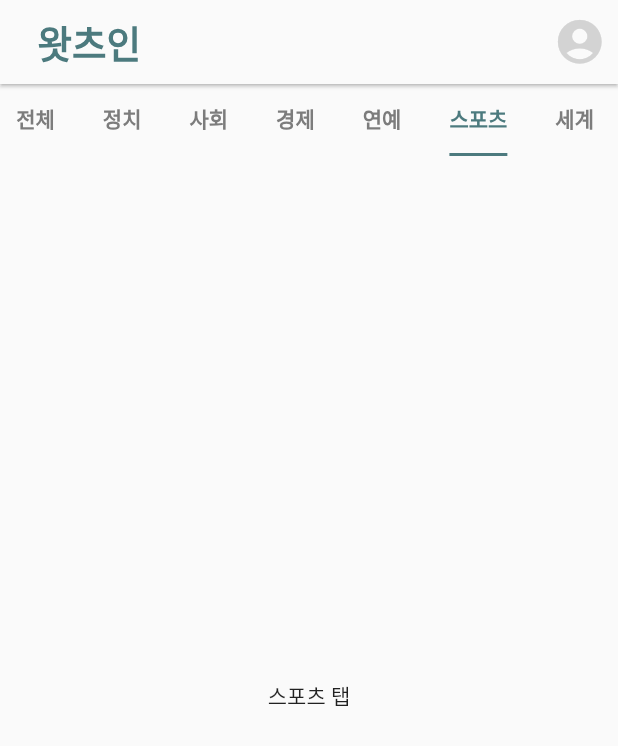
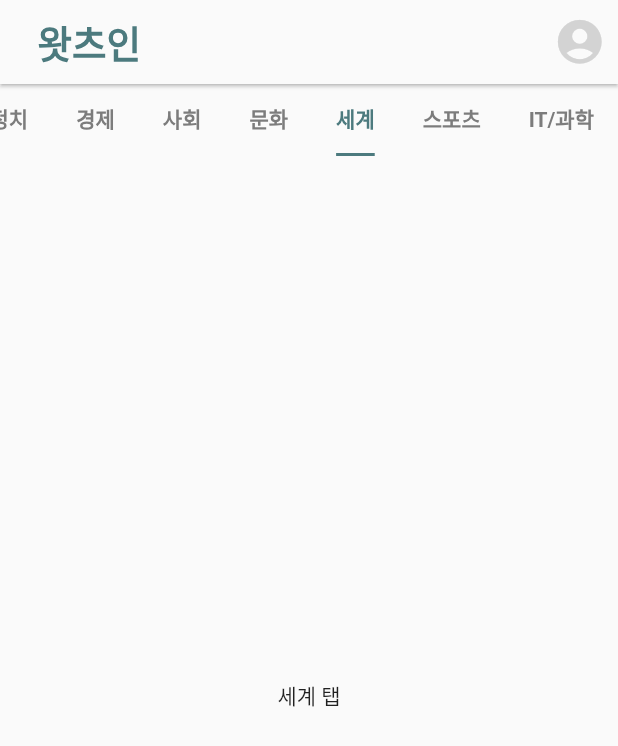
Before and after one commit to qndn3tp/WhatsIn, a Flutter app: the screen it shows after launch, tab 6 chosen, on a phone screen of 412 x 824 dp. Shown: the top 746 px of the screen. Run offline on Flutter 3.47's test engine with Material 2 defaults, Android fonts, the phone set to English and light mode, and no system bars.

Commit message:
Feat: Reset tab categories

```diff
--- a/fe/lib/main.dart
+++ b/fe/lib/main.dart
@@ -25,7 +25,7 @@ class _MyAppState extends State<MyApp> with SingleTickerProviderStateMixin {
   // Called when widget is created
   void initState() {
     super.initState();
-    _tabController = TabController(length: 7, vsync: this);      // Create TabController, specify number of tabs: 7 tabs
+    _tabController = TabController(length: 8, vsync: this);      // Create TabController, specify number of tabs: 8 tabs
   }
 
   @override
@@ -38,7 +38,7 @@ class _MyAppState extends State<MyApp> with SingleTickerProviderStateMixin {
   @override
   Widget build(BuildContext context) {
     return DefaultTabController(
-      length: 7,
+      length: 8,
       child: Scaffold(
         appBar: AppBar(                            // Title
           title: Text("왓츠인"),
@@ -52,7 +52,7 @@ class _MyAppState extends State<MyApp> with SingleTickerProviderStateMixin {
         ),
         body: Column(
           children: [
-            TabBar(                                 // TabBar: 7 tabs
+            TabBar(                                 // TabBar: 8 tabs
               controller: _tabController,
               isScrollable: true,
               // design property
@@ -62,11 +62,12 @@ class _MyAppState extends State<MyApp> with SingleTickerProviderStateMixin {
               tabs: [
                 Tab(text: "전체",),
                 Tab(text: "정치",),
+                Tab(text: "경제",),
                 Tab(text: "사회",),
-                Tab(text: "경제",),
-                Tab(text: "연예",),
+                Tab(text: "문화",),
+                Tab(text: "세계",),
                 Tab(text: "스포츠",),
-                Tab(text: "세계",),
+                Tab(text: "IT/과학",),
               ],
             ),
             Expanded(
@@ -74,13 +75,14 @@ class _MyAppState extends State<MyApp> with SingleTickerProviderStateMixin {
               TabBarView(
                 controller: _tabController,
                 children: [
-                  Center(child: Text('전체 탭')),      // Tab1: "전체"
-                  Center(child: Text('정치 탭')),      // Tab2: "정치"
-                  Center(child: Text('사회 탭')),      // Tab3: "사회"
-                  Center(child: Text('경제 탭')),      // Tab4: "경제"
-                  Center(child: Text('연예 탭')),      // Tab5: "연예"
-                  Center(child: Text('스포츠 탭')),     // Tab6: "스포츠"
-                  Center(child: Text('세계 탭')),      // Tab7: "세계"
+                  Center(child: Text("전체 탭")),       // Tab1: "전체"
+                  Center(child: Text('정치 탭')),       // Tab2: "정치"
+                  Center(child: Text('경제 탭')),       // Tab3: "경제"
+                  Center(child: Text('사회 탭')),       // Tab4: "사회"
+                  Center(child: Text('문화 탭')),       // Tab5: "문화"
+                  Center(child: Text('세계 탭')),       // Tab6: "세계"
+                  Center(child: Text('스포츠 탭')),     // Tab7: "스포츠"
+                  Center(child: Text('IT/과학 탭')),    // Tab8: "IT/과학"
                 ],
               ),
             )
```
Also changed, not shown: fe/lib/widgets/Home.dart (added), fe/lib/widgets/Politics.dart (added), fe/lib/widgets/Society.dart (added).
